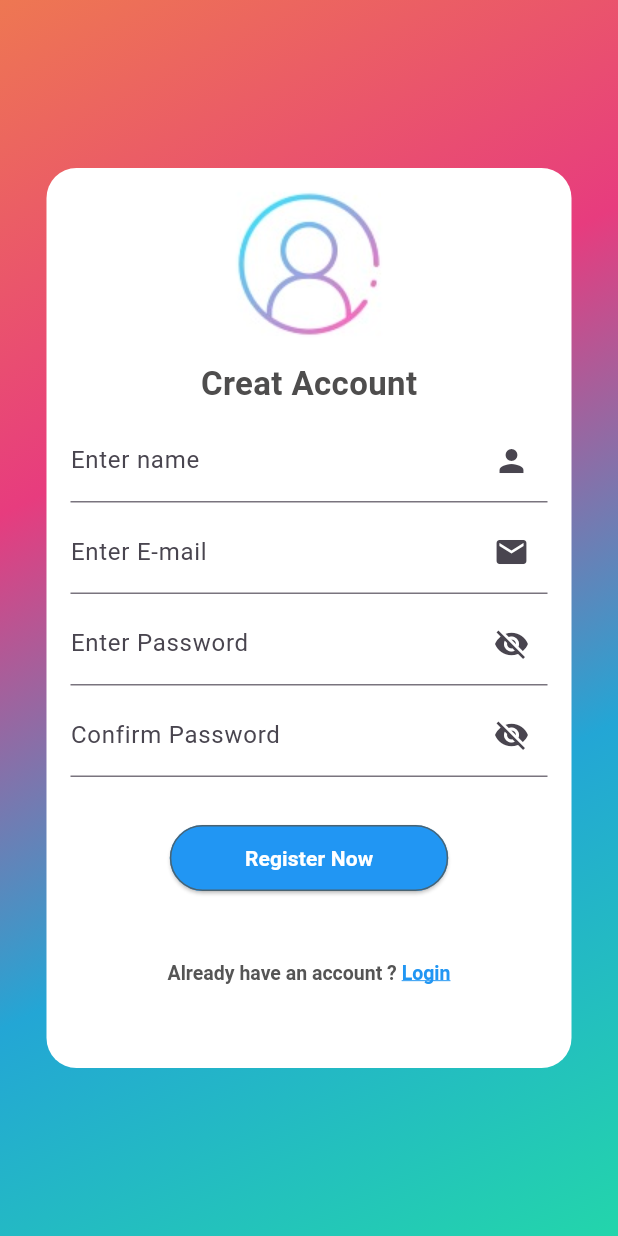
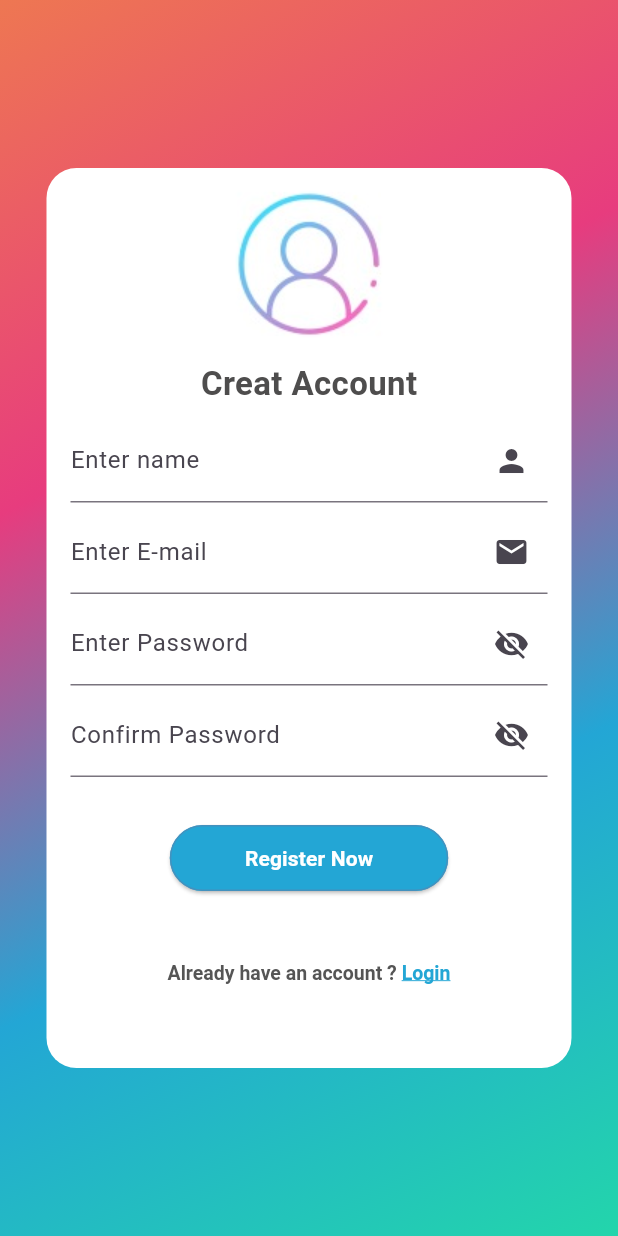
Before and after one commit to Maramallah/register, a Flutter app: the screen it shows after launch, on a phone screen of 412 x 824 dp. Run offline on Flutter 3.47's test engine with Material 3 defaults, Android fonts, the phone set to English and light mode, and no system bars.

Commit message:
login changes

```diff
--- a/lib/screens/login.dart
+++ b/lib/screens/login.dart
@@ -65,14 +65,14 @@ class _LoginScreenState extends State<LoginScreen> {
       // Add your button press logic here
     },
     style: ElevatedButton.styleFrom(
-    primary:   Colors.blue,
+    backgroundColor: blue,
      padding: const EdgeInsets.symmetric(
                         vertical: 12,
                         horizontal: 50,
                       ),
                        shape: RoundedRectangleBorder(
                         borderRadius: BorderRadius.circular(25),
-                        side: BorderSide(color: Color.fromARGB(255, 73, 99, 114)),
+                        side: BorderSide(color: Color.fromARGB(255, 67, 145, 190)),
                       ),
     ),
 
@@ -100,7 +100,7 @@ const SizedBox(height : 45),
         TextSpan(
           text: 'Login',
           style: TextStyle(
-            color: Colors.blue, // Set the color you want for "Login"
+            color: blue, // Set the color you want for "Login"
             fontSize: 13,
             fontWeight: FontWeight.bold,
             decoration: TextDecoration.underline
```
